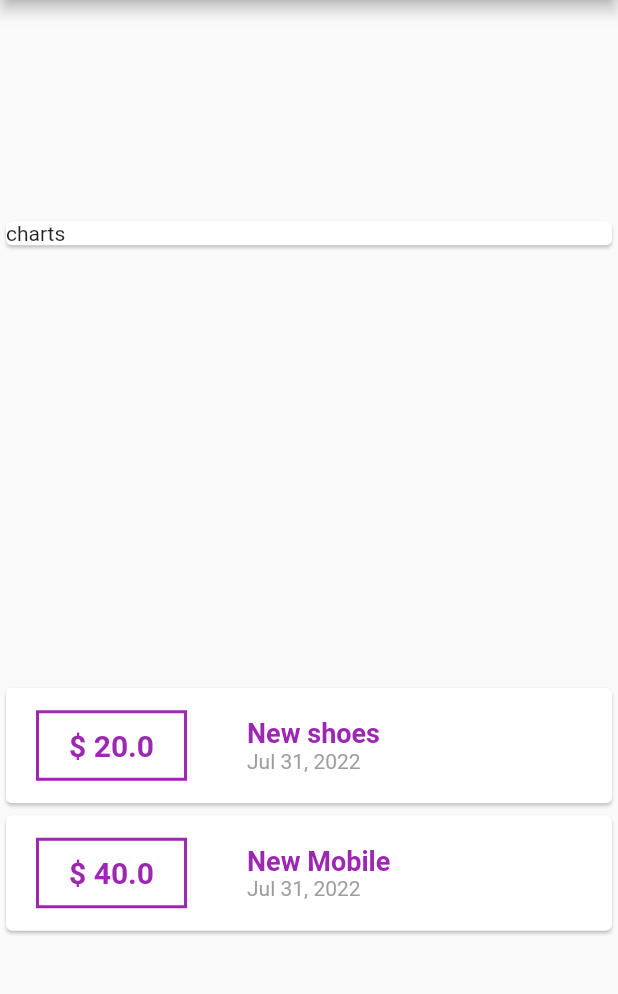
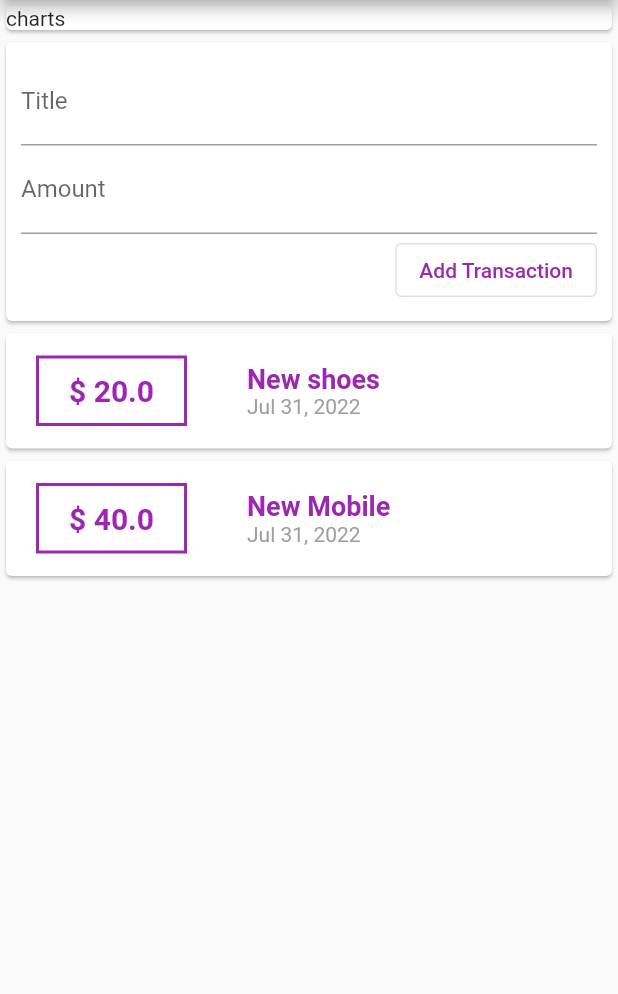
Before and after one commit to salmayaser/ExpenseTrackerFlutter, a Flutter app: the screen it shows after launch, on a phone screen of 412 x 824 dp, the part 84-1078 px from its top. Run offline on Flutter 3.47's test engine with Material 2 defaults, Android fonts, the phone set to English and light mode, and no system bars.

Commit message:
Adding transaction create

```diff
--- a/lib/main.dart
+++ b/lib/main.dart
@@ -26,12 +26,28 @@ class MyHomePage extends StatelessWidget {
           title: const Text('Expenses Application'),
         ),
         body: Column(
-          mainAxisAlignment: MainAxisAlignment.spaceAround,
           crossAxisAlignment: CrossAxisAlignment.stretch,
           children: <Widget>[
             Container(
               child: Card(
                 child: Text("charts"),
+              ),
+            ),
+            Card(
+              child: Container(
+                padding: EdgeInsets.all(10),
+                child: Column(crossAxisAlignment: CrossAxisAlignment.end, children: [
+                  TextField(decoration: InputDecoration(labelText: 'Title')),
+                  TextField(
+                    decoration: InputDecoration(labelText: 'Amount'),
+                  ),
+                  OutlinedButton(
+                      onPressed: () {},
+                      child: Text(
+                        'Add Transaction',
+                        style: TextStyle(color: Colors.purple),
+                      ))
+                ]),
               ),
             ),
             Column(
```
